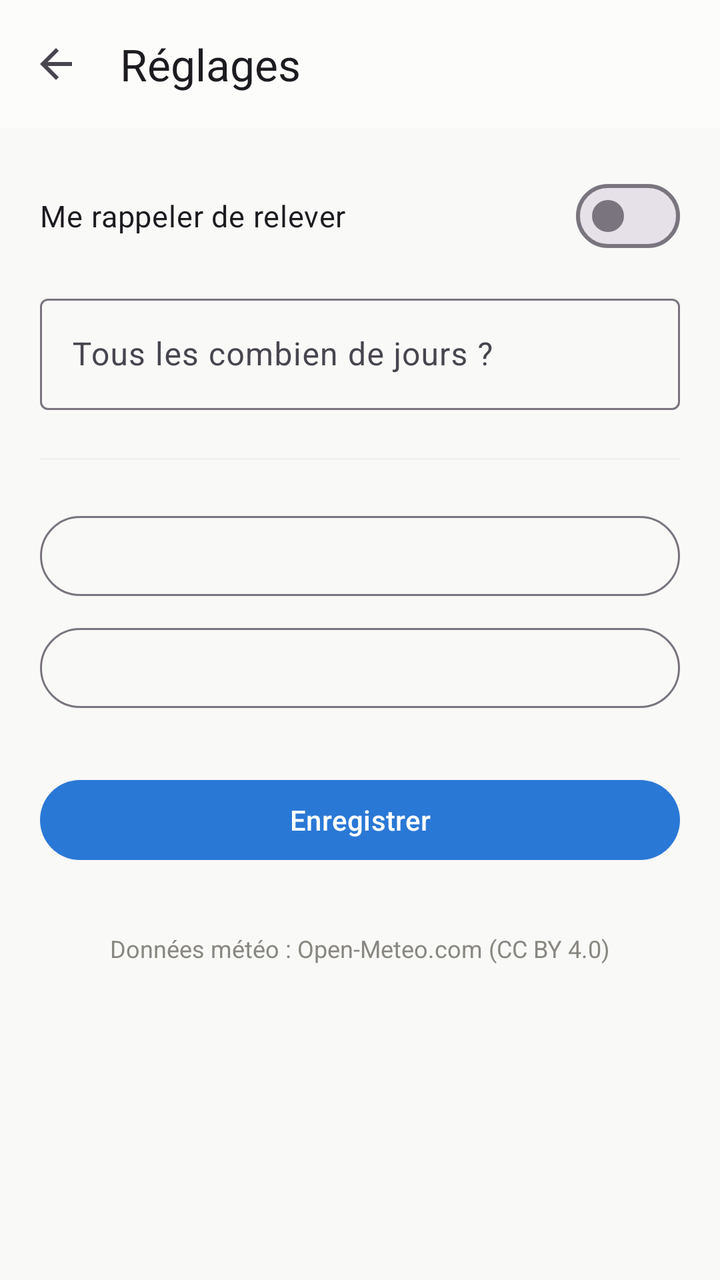
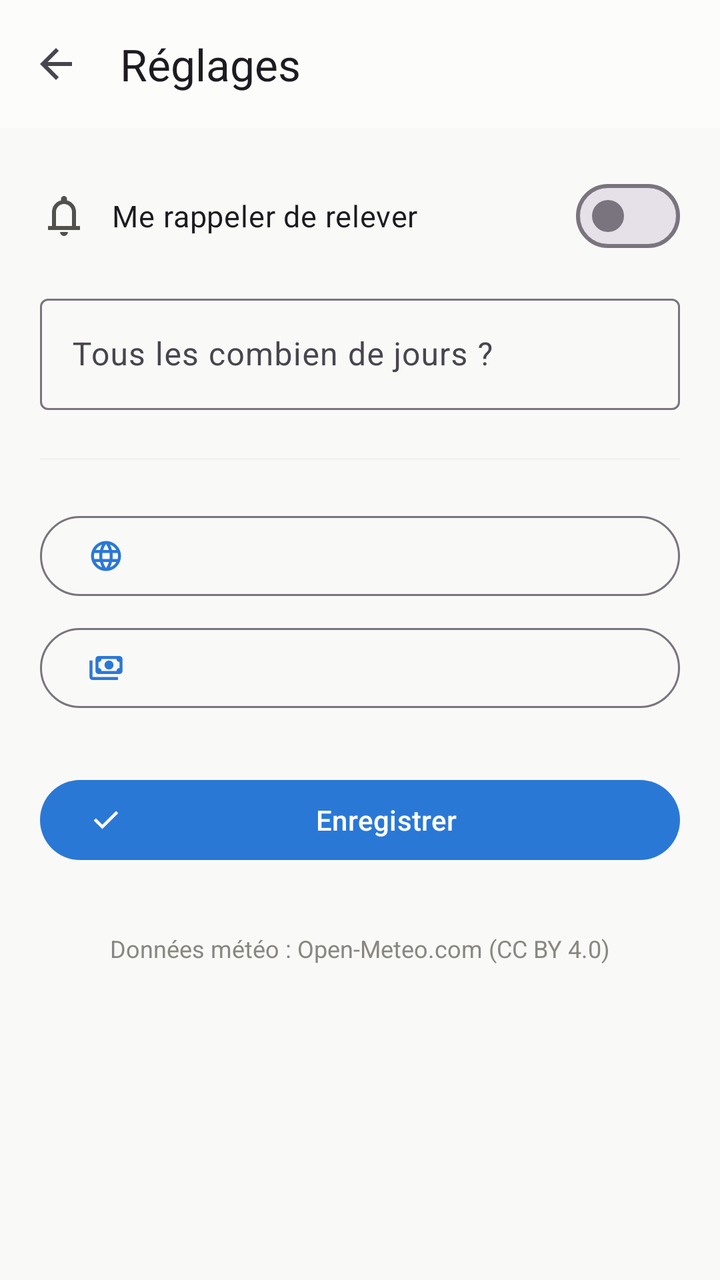

Two renders of the same Android screen: before a commit and after it. Below are the layout's source before the change and the commit's diff.
<!-- AndroidManifest.xml: application theme Theme.SuiviCompteurs -->
<!-- res/layout/activity_reglages.xml -->
<?xml version="1.0" encoding="utf-8"?>
<LinearLayout xmlns:android="http://schemas.android.com/apk/res/android"
    xmlns:app="http://schemas.android.com/apk/res-auto"
    android:id="@+id/root"
    android:layout_width="match_parent"
    android:layout_height="match_parent"
    android:orientation="vertical"
    android:background="@color/plan">

    <com.google.android.material.appbar.MaterialToolbar
        android:id="@+id/barre"
        android:layout_width="match_parent"
        android:layout_height="?attr/actionBarSize"
        android:background="@color/surface"
        app:navigationIcon="@drawable/ic_retour"
        app:title="@string/titre_reglages" />

    <ScrollView
        android:layout_width="match_parent"
        android:layout_height="0dp"
        android:layout_weight="1">

        <LinearLayout
            android:layout_width="match_parent"
            android:layout_height="wrap_content"
            android:orientation="vertical"
            android:padding="20dp">

            <com.google.android.material.materialswitch.MaterialSwitch
                android:id="@+id/interrupteurRappel"
                android:layout_width="match_parent"
                android:layout_height="wrap_content"
                android:text="@string/rappel_titre_reglage"
                android:textSize="15sp" />

            <LinearLayout
                android:id="@+id/blocJours"
                android:layout_width="match_parent"
                android:layout_height="wrap_content"
                android:layout_marginTop="12dp"
                android:orientation="vertical">

                <com.google.android.material.textfield.TextInputLayout
                    style="@style/Widget.Material3.TextInputLayout.OutlinedBox"
                    android:layout_width="match_parent"
                    android:layout_height="wrap_content"
                    android:hint="@string/rappel_intervalle">

                    <com.google.android.material.textfield.TextInputEditText
                        android:id="@+id/champJours"
                        android:layout_width="match_parent"
                        android:layout_height="wrap_content"
                        android:inputType="number" />
                </com.google.android.material.textfield.TextInputLayout>
            </LinearLayout>

            <View
                android:layout_width="match_parent"
                android:layout_height="1dp"
                android:layout_marginVertical="24dp"
                android:background="@color/bandeau_calme" />

            <com.google.android.material.button.MaterialButton
                android:id="@+id/boutonLangue"
                style="@style/Widget.Material3.Button.OutlinedButton"
                android:layout_width="match_parent"
                android:layout_height="wrap_content" />

            <com.google.android.material.button.MaterialButton
                android:id="@+id/boutonDevise"
                style="@style/Widget.Material3.Button.OutlinedButton"
                android:layout_width="match_parent"
                android:layout_height="wrap_content"
                android:layout_marginTop="8dp" />

            <com.google.android.material.button.MaterialButton
                android:id="@+id/boutonEnregistrer"
                android:layout_width="match_parent"
                android:layout_height="wrap_content"
                android:layout_marginTop="28dp"
                android:text="@string/enregistrer" />

            
            <com.google.android.material.button.MaterialButton
                android:id="@+id/boutonDons"
                style="@style/Widget.Material3.Button.TextButton"
                android:layout_width="match_parent"
                android:layout_height="wrap_content"
                android:layout_marginTop="16dp"
                android:text="@string/soutenir"
                android:visibility="gone" />

            
            <TextView
                android:layout_width="match_parent"
                android:layout_height="wrap_content"
                android:layout_marginTop="32dp"
                android:gravity="center"
                android:text="@string/source_meteo"
                android:textColor="@color/encre_3"
                android:textSize="12sp" />

            
            <TextView
                android:id="@+id/texteVersion"
                android:layout_width="match_parent"
                android:layout_height="wrap_content"
                android:layout_marginTop="4dp"
                android:gravity="center"
                android:textColor="@color/encre_3"
                android:textSize="12sp" />
        </LinearLayout>
    </ScrollView>
</LinearLayout>
<!-- resources referenced by this layout -->
<resources>
  <!-- unchanged entries left out for length: 14 -->
</resources>

<!-- the commit's change to res/layout/activity_reglages.xml (unified diff, before → after) -->
@@ -28,6 +28,9 @@
 
             <com.google.android.material.materialswitch.MaterialSwitch
                 android:id="@+id/interrupteurRappel"
+                android:drawableStart="@drawable/ic_rappel"
+                android:drawablePadding="12dp"
+                app:drawableTint="@color/encre_2"
                 android:layout_width="match_parent"
                 android:layout_height="wrap_content"
                 android:text="@string/rappel_titre_reglage"
@@ -62,12 +65,14 @@
 
             <com.google.android.material.button.MaterialButton
                 android:id="@+id/boutonLangue"
+                app:icon="@drawable/ic_langue"
                 style="@style/Widget.Material3.Button.OutlinedButton"
                 android:layout_width="match_parent"
                 android:layout_height="wrap_content" />
 
             <com.google.android.material.button.MaterialButton
                 android:id="@+id/boutonDevise"
+                app:icon="@drawable/ic_devise"
                 style="@style/Widget.Material3.Button.OutlinedButton"
                 android:layout_width="match_parent"
                 android:layout_height="wrap_content"
@@ -75,6 +80,7 @@
 
             <com.google.android.material.button.MaterialButton
                 android:id="@+id/boutonEnregistrer"
+                app:icon="@drawable/ic_valider"
                 android:layout_width="match_parent"
                 android:layout_height="wrap_content"
                 android:layout_marginTop="28dp"
@@ -83,6 +89,7 @@
             
             <com.google.android.material.button.MaterialButton
                 android:id="@+id/boutonDons"
+                app:icon="@drawable/ic_dons"
                 style="@style/Widget.Material3.Button.TextButton"
                 android:layout_width="match_parent"
                 android:layout_height="wrap_content"
<!-- resource entries referenced after the edit -->
@@ -1,5 +1,76 @@
 <!-- resources referenced by this layout -->
 <resources>
+  <color name="encre_2">#52514E</color>
+  <!-- drawable ic_devise (drawable) -->
+  <?xml version="1.0" encoding="utf-8"?>
+  <vector xmlns:android="http://schemas.android.com/apk/res/android"
+      android:width="24dp"
+      android:height="24dp"
+      android:viewportWidth="960"
+      android:viewportHeight="960"
+      android:tint="?attr/colorControlNormal">
+      <group android:translateY="960">
+          <path
+              android:fillColor="#000000"
+              android:pathData="M560-440q-50 0-85-35t-35-85q0-50 35-85t85-35q50 0 85 35t35 85q0 50-35 85t-85 35ZM280-320q-33 0-56.5-23.5T200-400v-320q0-33 23.5-56.5T280-800h560q33 0 56.5 23.5T920-720v320q0 33-23.5 56.5T840-320H280Zm80-80h400q0-33 23.5-56.5T840-480v-160q-33 0-56.5-23.5T760-720H360q0 33-23.5 56.5T280-640v160q33 0 56.5 23.5T360-400Zm440 240H120q-33 0-56.5-23.5T40-240v-440h80v440h680v80ZM280-400v-320 320Z" />
+      </group>
+  </vector>
+  <!-- drawable ic_dons (drawable) -->
+  <?xml version="1.0" encoding="utf-8"?>
+  <vector xmlns:android="http://schemas.android.com/apk/res/android"
+      android:width="24dp"
+      android:height="24dp"
+      android:viewportWidth="960"
+      android:viewportHeight="960"
+      android:tint="?attr/colorControlNormal">
+      <group android:translateY="960">
+          <path
+              android:fillColor="#000000"
+              android:pathData="m480-120-58-52q-101-91-167-157T150-447.5Q111-500 95.5-544T80-634q0-94 63-157t157-63q52 0 99 22t81 62q34-40 81-62t99-22q94 0 157 63t63 157q0 46-15.5 90T810-447.5Q771-395 705-329T538-172l-58 52Z" />
+      </group>
+  </vector>
+  <!-- drawable ic_langue (drawable) -->
+  <?xml version="1.0" encoding="utf-8"?>
+  <vector xmlns:android="http://schemas.android.com/apk/res/android"
+      android:width="24dp"
+      android:height="24dp"
+      android:viewportWidth="960"
+      android:viewportHeight="960"
+      android:tint="?attr/colorControlNormal">
+      <group android:translateY="960">
+          <path
+              android:fillColor="#000000"
+              android:pathData="M325-111.5q-73-31.5-127.5-86t-86-127.5Q80-398 80-480.5t31.5-155q31.5-72.5 86-127t127.5-86Q398-880 480.5-880t155 31.5q72.5 31.5 127 86t86 127Q880-563 880-480.5T848.5-325q-31.5 73-86 127.5t-127 86Q563-80 480.5-80T325-111.5ZM480-162q26-36 45-75t31-83H404q12 44 31 83t45 75Zm-104-16q-18-33-31.5-68.5T322-320H204q29 50 72.5 87t99.5 55Zm208 0q56-18 99.5-55t72.5-87H638q-9 38-22.5 73.5T584-178ZM170-400h136q-3-20-4.5-39.5T300-480q0-21 1.5-40.5T306-560H170q-5 20-7.5 39.5T160-480q0 21 2.5 40.5T170-400Zm216 0h188q3-20 4.5-39.5T580-480q0-21-1.5-40.5T574-560H386q-3 20-4.5 39.5T380-480q0 21 1.5 40.5T386-400Zm268 0h136q5-20 7.5-39.5T800-480q0-21-2.5-40.5T790-560H654q3 20 4.5 39.5T660-480q0 21-1.5 40.5T654-400Zm-16-240h118q-29-50-72.5-87T584-782q18 33 31.5 68.5T638-640Zm-234 0h152q-12-44-31-83t-45-75q-26 36-45 75t-31 83Zm-200 0h118q9-38 22.5-73.5T376-782q-56 18-99.5 55T204-640Z" />
+      </group>
+  </vector>
+  <!-- drawable ic_rappel (drawable) -->
+  <?xml version="1.0" encoding="utf-8"?>
+  <vector xmlns:android="http://schemas.android.com/apk/res/android"
+      android:width="24dp"
+      android:height="24dp"
+      android:viewportWidth="960"
+      android:viewportHeight="960"
+      android:tint="?attr/colorControlNormal">
+      <group android:translateY="960">
+          <path
+              android:fillColor="#000000"
+              android:pathData="M160-200v-80h80v-280q0-83 50-147.5T420-792v-28q0-25 17.5-42.5T480-880q25 0 42.5 17.5T540-820v28q80 20 130 84.5T720-560v280h80v80H160Zm320-300Zm0 420q-33 0-56.5-23.5T400-160h160q0 33-23.5 56.5T480-80ZM320-280h320v-280q0-66-47-113t-113-47q-66 0-113 47t-47 113v280Z" />
+      </group>
+  </vector>
+  <!-- drawable ic_valider (drawable) -->
+  <?xml version="1.0" encoding="utf-8"?>
+  <vector xmlns:android="http://schemas.android.com/apk/res/android"
+      android:width="24dp"
+      android:height="24dp"
+      android:viewportWidth="960"
+      android:viewportHeight="960"
+      android:tint="?attr/colorControlNormal">
+      <group android:translateY="960">
+          <path
+              android:fillColor="#000000"
+              android:pathData="M382-240 154-468l57-57 171 171 367-367 57 57-424 424Z" />
+      </group>
+  </vector>
   <!-- unchanged entries left out for length: 14 -->
 </resources>
 
